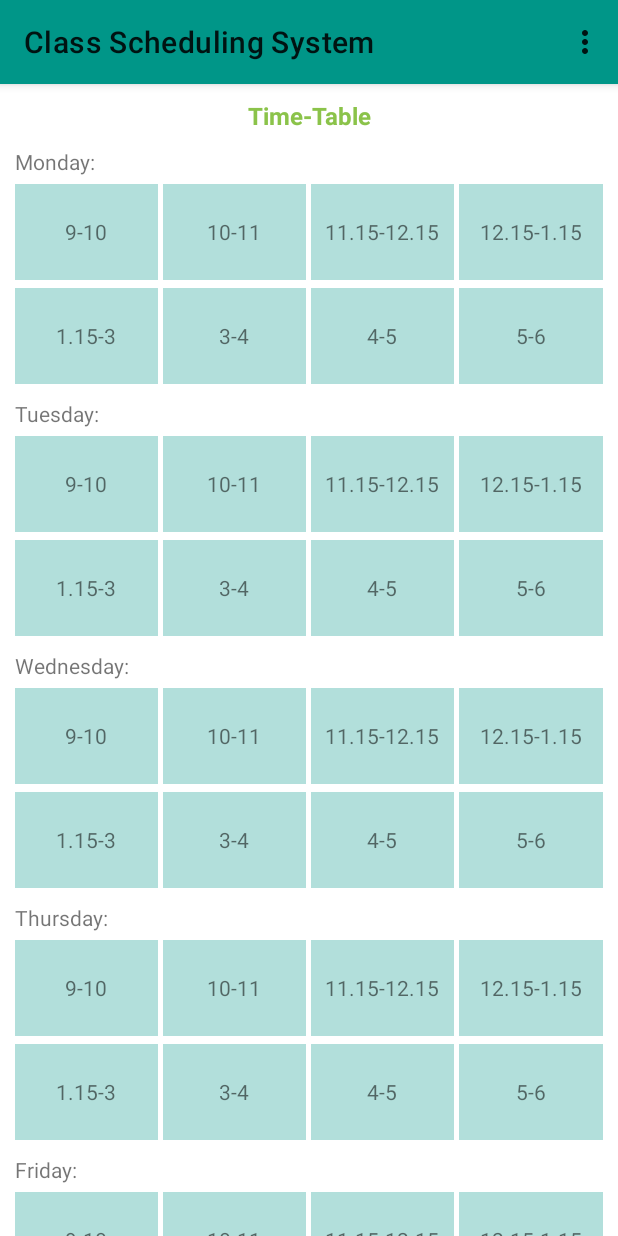
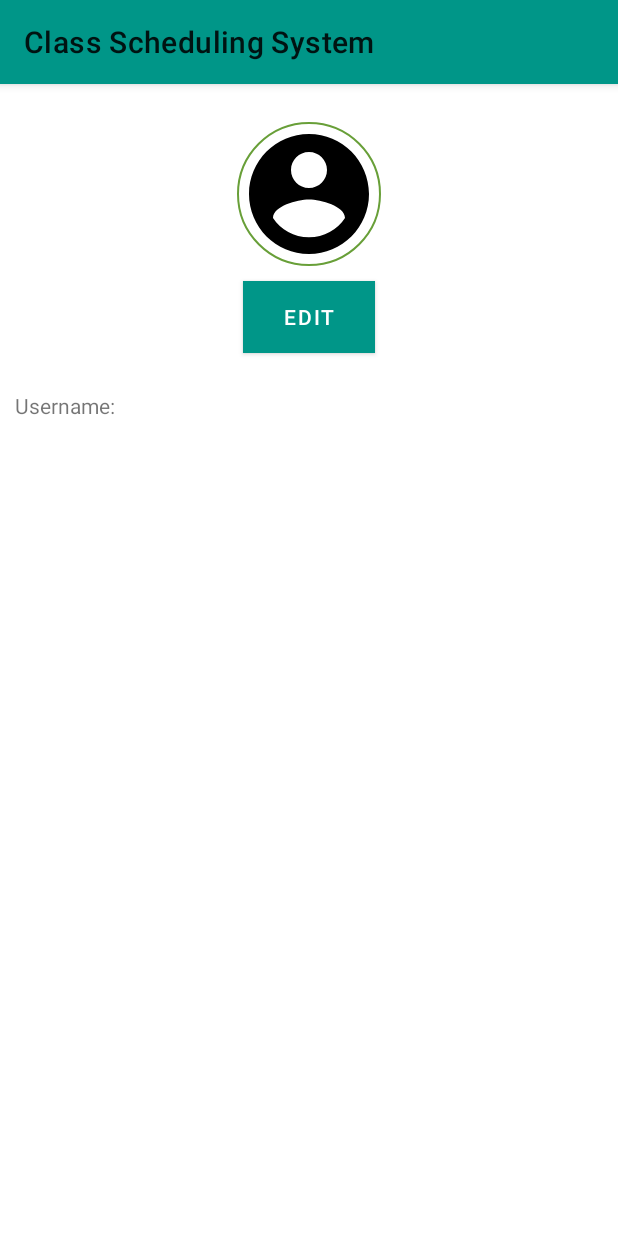
Before and after one commit to Stark-Tony/ClassSchedulingSystem, an Android app: the MainActivity screen opened directly, with no data from a screen before it, in the options menu, after a tap on "Profile", on a phone screen of 412 x 824 dp. Run offline under Robolectric (Android 15) with nearby library versions, the phone set to English and light mode, and no system bars; our stand-ins replace CircleImageView, Volley; network calls fail; 1 statement that could not run was skipped.

```diff
--- a/app/build.gradle
+++ b/app/build.gradle
@@ -31,5 +31,6 @@ dependencies {
     implementation 'com.google.firebase:firebase-analytics:17.2.0'
     implementation 'com.google.firebase:firebase-messaging:20.0.0'
     implementation 'com.google.firebase:firebase-core:17.2.1'
+    implementation 'de.hdodenhof:circleimageview:3.0.1'
 }
 apply plugin: 'com.google.gms.google-services'
--- a/app/src/main/java/com/starklabs/classschedulingsystem/LoginActivity.java
+++ b/app/src/main/java/com/starklabs/classschedulingsystem/LoginActivity.java
@@ -53,7 +53,7 @@ public class LoginActivity extends AppCompatActivity {
                         final String user,pass;
                         user = username.getText().toString().trim();
                         pass = password.getText().toString().trim();
-                        String url = "http://172.20.38.201:8080/scheduleing/Login/Professor/" + user + "/" + pass;
+                        String url = "http://192.168.43.242:8080/scheduleing/Login/Professor/" + user + "/" + pass;
                         StringRequest stringRequest = new StringRequest(Request.Method.GET, url, new Response.Listener<String>() {
                             @Override
                             public void onResponse(String response) {
@@ -88,7 +88,7 @@ public class LoginActivity extends AppCompatActivity {
                         final String user,pass;
                         user = username.getText().toString().trim();
                         pass = password.getText().toString().trim();
-                        String url = "http://172.20.38.201+:8080/scheduleing/Login/Student/" +user+ "/" + pass;
+                        String url = "http://192.168.43.242:8080/scheduleing/Login/Student/" +user+ "/" + pass;
                         StringRequest stringRequest = new StringRequest(Request.Method.GET, url, new Response.Listener<String>() {
                             @Override
                             public void onResponse(String response) {
--- a/app/src/main/java/com/starklabs/classschedulingsystem/MainActivity.java
+++ b/app/src/main/java/com/starklabs/classschedulingsystem/MainActivity.java
@@ -11,6 +11,7 @@ import android.content.DialogInterface;
 import android.content.Intent;
 import android.content.SharedPreferences;
 import android.os.Bundle;
+import android.util.Log;
 import android.view.LayoutInflater;
 import android.view.Menu;
 import android.view.MenuInflater;
@@ -29,9 +30,12 @@ import com.android.volley.toolbox.JsonArrayRequest;
 import com.android.volley.toolbox.JsonObjectRequest;
 import com.android.volley.toolbox.StringRequest;
 import com.android.volley.toolbox.Volley;
+import com.google.android.gms.tasks.OnCompleteListener;
+import com.google.android.gms.tasks.Task;
 import com.google.android.material.snackbar.Snackbar;
 import com.google.android.material.textfield.TextInputEditText;
 import com.google.android.material.textfield.TextInputLayout;
+import com.google.firebase.iid.FirebaseInstanceId;
 import com.google.firebase.messaging.FirebaseMessaging;
 
 import org.json.JSONArray;
@@ -51,21 +55,48 @@ public class MainActivity extends AppCompatActivity implements View.OnClickListe
         super.onCreate(savedInstanceState);
         setContentView(R.layout.activity_main);
 
+        String token = FirebaseInstanceId.getInstance().getToken();
+        Log.d("token:",token);
+
         sender = getIntent().getIntExtra("Type", 0);
         SharedPreferences sharedPreferences = getApplicationContext().getSharedPreferences("Topic",0);
-        if(sharedPreferences.contains("isSubscribed") && sharedPreferences.getBoolean("isSubscribed",false))
+        if(sharedPreferences.getBoolean("isSubscribed",false))
         {
-
+            Toast.makeText(MainActivity.this,"Topic:"+sharedPreferences.getBoolean("isSubscribed",false),Toast.LENGTH_SHORT).show();
         }
-        else if(sharedPreferences.contains("isSubscribed") && sharedPreferences.getBoolean("isSubscribed",false))
+        else if(!sharedPreferences.getBoolean("isSubscribed",false))
         {
             if(sender==1)
             {
-                FirebaseMessaging.getInstance().subscribeToTopic("Instructor");
+                FirebaseMessaging.getInstance().subscribeToTopic("Instructor").addOnCompleteListener(new OnCompleteListener<Void>() {
+                    @Override
+                    public void onComplete(@NonNull Task<Void> task) {
+                        if(!task.isSuccessful())
+                        {
+                            Toast.makeText(MainActivity.this,"Couldn't subscribe",Toast.LENGTH_SHORT).show();
+                        }
+                        else
+                        {
+                            Toast.makeText(MainActivity.this,"Subscribed Instructor",Toast.LENGTH_SHORT).show();
+                        }
+                    }
+                });
             }
             else if(sender==2)
             {
-                FirebaseMessaging.getInstance().subscribeToTopic("Student");
+                FirebaseMessaging.getInstance().subscribeToTopic("Student").addOnCompleteListener(new OnCompleteListener<Void>() {
+                    @Override
+                    public void onComplete(@NonNull Task<Void> task) {
+                        if(!task.isSuccessful())
+                        {
+                            Toast.makeText(MainActivity.this,"Couldn't subscribe",Toast.LENGTH_SHORT).show();
+                        }
+                        else
+                        {
+                            Toast.makeText(MainActivity.this,"Subscribed Student",Toast.LENGTH_SHORT).show();
+                        }
+                    }
+                });
             }
             SharedPreferences.Editor editor = sharedPreferences.edit();
             editor.putBoolean("isSubscribed",true);
@@ -193,7 +224,7 @@ public class MainActivity extends AppCompatActivity implements View.OnClickListe
                     fixedBuilder.setPositiveButton("Yes", new DialogInterface.OnClickListener() {
                         @Override
                         public void onClick(DialogInterface dialog, int which) {
-                            String url = "http://172.20.38.201:8080/scheduleing/Slot/Cancel/" + tempText.getSlotid() + "/" + getIntent().getStringExtra("profid") + "/";
+                            String url = "http://192.168.43.242:8080/scheduleing/Slot/Cancel/" + tempText.getSlotid() + "/" + getIntent().getStringExtra("profid") + "/";
                             RequestQueue tempQueue = Volley.newRequestQueue(MainActivity.this);
                             StringRequest stringRequest = new StringRequest(Request.Method.GET, url, new Response.Listener<String>() {
                                 @Override
@@ -231,7 +262,7 @@ public class MainActivity extends AppCompatActivity implements View.OnClickListe
                     onGoingBuilder.setPositiveButton("Yes", new DialogInterface.OnClickListener() {
                         @Override
                         public void onClick(DialogInterface dialog, int which) {
-                            String url = "http://172.20.38.201:8080/scheduleing/Slot/Cancel/" + tempText.getSlotid() + "/" + getIntent().getStringExtra("profid");
+                            String url = "http://192.168.43.242:8080/scheduleing/Slot/Cancel/" + tempText.getSlotid() + "/" + getIntent().getStringExtra("profid");
                             RequestQueue tempQueue = Volley.newRequestQueue(MainActivity.this);
                             StringRequest stringRequest = new StringRequest(Request.Method.GET, url, new Response.Listener<String>() {
                                 @Override
@@ -280,7 +311,7 @@ public class MainActivity extends AppCompatActivity implements View.OnClickListe
                             if (course.equals("") || course == null) {
                                 Toast.makeText(MainActivity.this, "Course ID can't be empty", Toast.LENGTH_SHORT).show();
                             } else {
-                                String url = "http://172.20.38.201:8080/scheduleing/Slot/Update/" + tempText.getSlotid() + "/" + getIntent().getStringExtra("profid") + "/" + course + "/";
+                                String url = "http://192.168.43.242:8080/scheduleing/Slot/Update/" + tempText.getSlotid() + "/" + getIntent().getStringExtra("profid") + "/" + course + "/";
                                 RequestQueue requestQueue = Volley.newRequestQueue(MainActivity.this);
                                 StringRequest stringRequest = new StringRequest(Request.Method.GET, url, new Response.Listener<String>() {
                                     @Override
@@ -321,7 +352,7 @@ public class MainActivity extends AppCompatActivity implements View.OnClickListe
                     forVote.setPositiveButton("YES", new DialogInterface.OnClickListener() {
                         @Override
                         public void onClick(DialogInterface dialog, int which) {
-                            String url = "http://172.20.38.201:8080/scheduleing/Vote/Post/" + getIntent().getStringExtra("studentid") + "/" + tempText.getSlotid() + "/yes/";
+                            String url = "http://192.168.43.242:8080/scheduleing/Vote/Post/" + getIntent().getStringExtra("studentid") + "/" + tempText.getSlotid() + "/yes/";
                             RequestQueue studentVoteQueue = Volley.newRequestQueue(MainActivity.this);
                             StringRequest voteRequest = new StringRequest(Request.Method.GET, url, new Response.Listener<String>() {
                                 @Override
@@ -344,7 +375,7 @@ public class MainActivity extends AppCompatActivity implements View.OnClickListe
                     forVote.setNegativeButton("NO", new DialogInterface.OnClickListener() {
                         @Override
                         public void onClick(DialogInterface dialog, int which) {
-                            String url = "http://172.20.38.201:8080/scheduleing/Vote/Post/" + getIntent().getStringExtra("studentid") + "/" + tempText.getSlotid() + "/no/";
+                            String url = "http://192.168.43.242:8080/scheduleing/Vote/Post/" + getIntent().getStringExtra("studentid") + "/" + tempText.getSlotid() + "/no/";
                             RequestQueue studentVoteQueue = Volley.newRequestQueue(MainActivity.this);
                             StringRequest voteRequest = new StringRequest(Request.Method.GET, url, new Response.Listener<String>() {
                                 @Override
@@ -372,7 +403,7 @@ public class MainActivity extends AppCompatActivity implements View.OnClickListe
 
     @Override
     protected void onResume() {
-        String url = "http://172.20.38.201:8080/scheduleing/Slot/Get/";
+        String url = "http://192.168.43.242:8080/scheduleing/Slot/Get/";
         RequestQueue requestQueue = Volley.newRequestQueue(this);
         JsonArrayRequest jsonArrayRequest = new JsonArrayRequest(Request.Method.GET, url, null, new Response.Listener<JSONArray>() {
             @Override
@@ -526,7 +557,19 @@ public class MainActivity extends AppCompatActivity implements View.OnClickListe
             startActivity(intent);
             finish();
         }
+        if (item.getItemId() == R.id.profile)
+        {
+            Intent intent = new Intent(this,ProfileActivity.class);
+            startActivity(intent);
+        }
+        if (item.getItemId() == R.id.instruction)
+        {
 
+        }
+        if (item.getItemId() == R.id.about)
+        {
+
+        }
         return super.onOptionsItemSelected(item);
     }
 
--- /dev/null
+++ b/app/src/main/java/com/starklabs/classschedulingsystem/ProfileActivity.java
@@ -0,0 +1,48 @@
+package com.starklabs.classschedulingsystem;
+
+import androidx.annotation.Nullable;
+import androidx.appcompat.app.AppCompatActivity;
+import de.hdodenhof.circleimageview.CircleImageView;
+
+import android.content.Intent;
+import android.os.Bundle;
+import android.view.View;
+import android.widget.TextView;
+
+import com.google.android.material.button.MaterialButton;
+
+public class ProfileActivity extends AppCompatActivity {
+
+    MaterialButton edit;
+    TextView username;
+    CircleImageView imageView;
+
+    @Override
+    protected void onCreate(Bundle savedInstanceState) {
+        super.onCreate(savedInstanceState);
+        setContentView(R.layout.activity_profile);
+
+        edit = findViewById(R.id.edit_profile);
+        username = findViewById(R.id.username);
+        imageView = findViewById(R.id.profile_image);
+        edit.setOnClickListener(new View.OnClickListener() {
+            @Override
+            public void onClick(View v) {
+                Intent intent = new Intent();
+                intent.setType("image/*");
+                intent.setAction(Intent.ACTION_GET_CONTENT);
+                startActivityForResult(intent,0);
+            }
+        });
+    }
+
+    @Override
+    protected void onActivityResult(int requestCode, int resultCode, @Nullable Intent data) {
+        super.onActivityResult(requestCode, resultCode, data);
+        if(requestCode==0)
+        {
+
+        }
+
+    }
+}
--- a/app/src/main/java/com/starklabs/classschedulingsystem/SplashActivity.java
+++ b/app/src/main/java/com/starklabs/classschedulingsystem/SplashActivity.java
@@ -40,7 +40,7 @@ public class SplashActivity extends AppCompatActivity {
                         final String user,pass;
                         user = preferences.getString("username",null);
                         pass = preferences.getString("password",null);
-                        String url = "http://172.20.38.201:8080/scheduleing/Login/Professor/" + user + "/" + pass;
+                        String url = "http://192.168.43.242:8080/scheduleing/Login/Professor/" + user + "/" + pass;
                         StringRequest stringRequest = new StringRequest(Request.Method.GET, url, new Response.Listener<String>() {
                             @Override
                             public void onResponse(String response) {
@@ -72,7 +72,7 @@ public class SplashActivity extends AppCompatActivity {
                         final String user,pass;
                         user = preferences.getString("username",null);
                         pass = preferences.getString("password",null);
-                        String url = "http://172.20.38.201:8080/scheduleing/Login/Student/" +user+ "/" + pass;
+                        String url = "http://192.168.43.242:8080/scheduleing/Login/Student/" +user+ "/" + pass;
                         StringRequest stringRequest = new StringRequest(Request.Method.GET, url, new Response.Listener<String>() {
                             @Override
                             public void onResponse(String response) {
--- /dev/null
+++ b/app/src/main/res/drawable/ic_account_circle_black_24dp.xml
@@ -0,0 +1,9 @@
+<vector xmlns:android="http://schemas.android.com/apk/res/android"
+        android:width="24dp"
+        android:height="24dp"
+        android:viewportWidth="24.0"
+        android:viewportHeight="24.0">
+    <path
+        android:fillColor="#FF000000"
+        android:pathData="M12,2C6.48,2 2,6.48 2,12s4.48,10 10,10 10,-4.48 10,-10S17.52,2 12,2zM12,5c1.66,0 3,1.34 3,3s-1.34,3 -3,3 -3,-1.34 -3,-3 1.34,-3 3,-3zM12,19.2c-2.5,0 -4.71,-1.28 -6,-3.22 0.03,-1.99 4,-3.08 6,-3.08 1.99,0 5.97,1.09 6,3.08 -1.29,1.94 -3.5,3.22 -6,3.22z"/>
+</vector>
--- /dev/null
+++ b/app/src/main/res/layout/activity_profile.xml
@@ -0,0 +1,52 @@
+<?xml version="1.0" encoding="utf-8"?>
+<LinearLayout xmlns:android="http://schemas.android.com/apk/res/android"
+    xmlns:app="http://schemas.android.com/apk/res-auto"
+    xmlns:tools="http://schemas.android.com/tools"
+    android:layout_width="match_parent"
+    android:layout_height="match_parent"
+    android:orientation="vertical"
+    tools:context=".ProfileActivity">
+
+
+    <de.hdodenhof.circleimageview.CircleImageView xmlns:app="http://schemas.android.com/apk/res-auto"
+        android:layout_width="96dp"
+        android:layout_height="96dp"
+        android:layout_marginTop="25dp"
+        android:id="@+id/profile_image"
+        android:src="@drawable/ic_account_circle_black_24dp"
+        app:civ_border_color="#689F38"
+        app:civ_border_width="1dp"
+        android:layout_gravity="center_horizontal" />
+
+    <com.google.android.material.button.MaterialButton
+        android:layout_width="wrap_content"
+        android:layout_height="wrap_content"
+        android:layout_marginTop="10dp"
+        android:elevation="3dp"
+        android:text="Edit"
+        android:id="@+id/edit_profile"
+        android:layout_gravity="center_horizontal"
+        android:background="@color/colorAccent"/>
+
+    <LinearLayout
+        android:layout_width="match_parent"
+        android:layout_height="wrap_content"
+        android:layout_marginTop="25dp"
+        android:orientation="horizontal">
+
+        <TextView
+            android:layout_width="wrap_content"
+            android:layout_height="wrap_content"
+            android:text="Username:"
+            android:layout_marginStart="10dp"/>
+
+        <TextView
+            android:layout_width="wrap_content"
+            android:layout_height="wrap_content"
+            android:id="@+id/username"
+            android:layout_marginStart="5dp"
+            android:layout_marginEnd="10dp"/>
+
+    </LinearLayout>
+
+</LinearLayout>
```
Also changed, not shown: app/src/main/AndroidManifest.xml (+4 -6 lines), app/src/main/java/com/starklabs/classschedulingsystem/MessagingService.java (+35 -1 lines), app/src/main/res/drawable/ic_camera_alt_black_24dp.xml (added, +12 -0 lines), app/src/main/res/drawable/ic_message_black_24dp.xml (added, +9 -0 lines).
